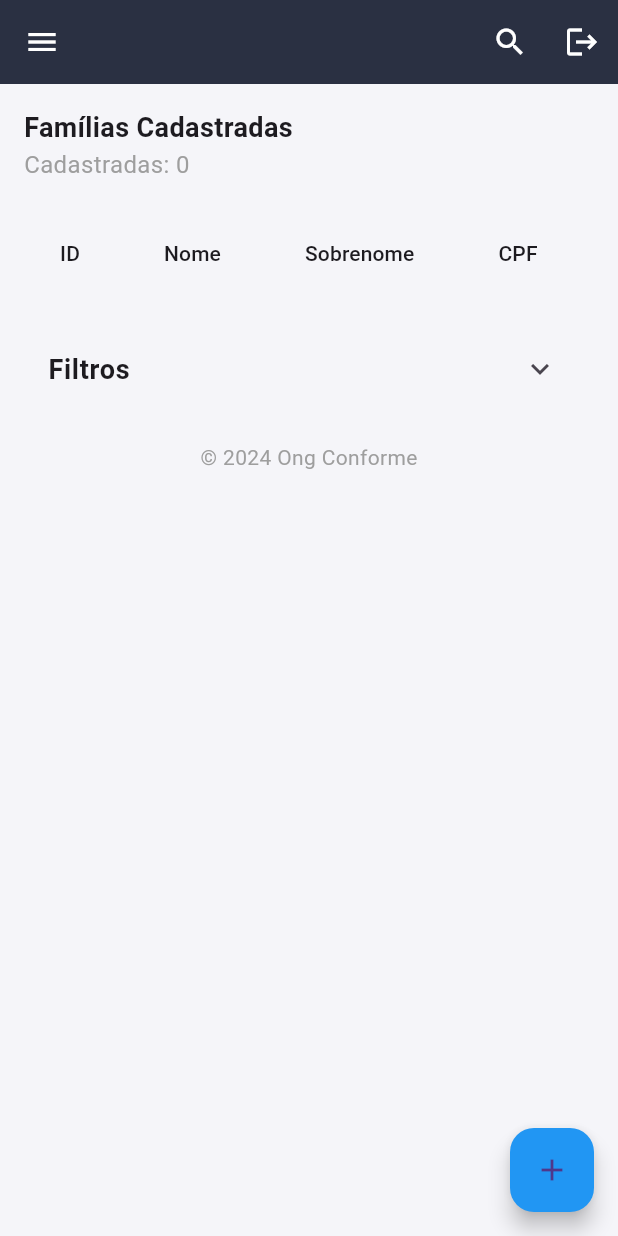
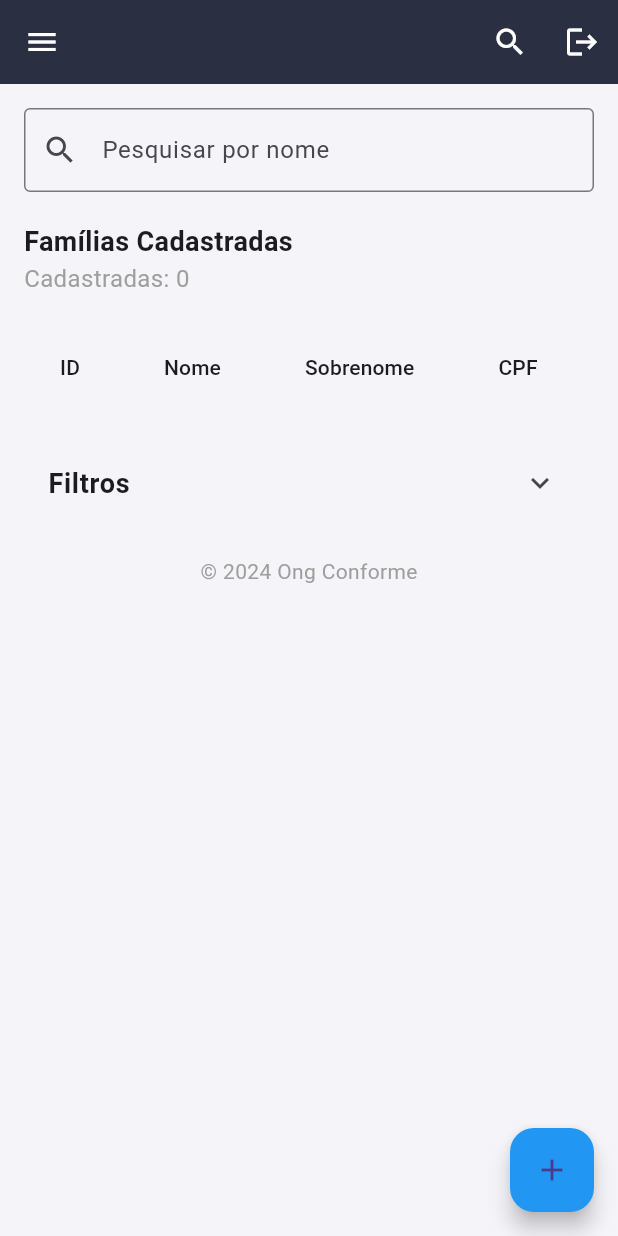
Before and after one commit to luizpassoss/Ong-mobile, a Flutter app: the FamiliesPage screen opened by its route, on a phone screen of 412 x 824 dp. Run offline on Flutter 3.47's test engine with Material 3 defaults, Android fonts, the phone set to English and light mode, and no system bars; our stand-ins replace fl_chart, shared_preferences; accounts and stored records are empty; network calls fail.

Commit message:
adicionado pesquisa nas familias

```diff
--- a/ongconforme/lib/familias.page.dart
+++ b/ongconforme/lib/familias.page.dart
@@ -198,8 +198,10 @@ class FamiliesPage extends StatefulWidget {
 }
 
 class _FamiliesPageState extends State<FamiliesPage> {
-  List<Family> _families = []; // Lista de famílias cadastradas
+  List<Family> _families = []; // Lista original de famílias
+  List<Family> _filteredFamilies = []; // Lista de famílias filtradas
   final bool _isFiltersExpanded = false;
+  String _searchQuery = ''; // Variável para armazenar o texto da pesquisa
   Map<String, bool> parentescoOptions = {
     'Todos': true,
     'Responsável': false,
@@ -233,6 +235,7 @@ class _FamiliesPageState extends State<FamiliesPage> {
         final List<dynamic> data = jsonDecode(response.body);
         setState(() {
           _families = data.map((json) => Family.fromJson(json)).toList();
+          _filteredFamilies = List.from(_families); // Inicializa a lista filtrada com todas as famílias
         });
       } else {
         throw Exception('Erro ao buscar famílias');
@@ -242,6 +245,7 @@ class _FamiliesPageState extends State<FamiliesPage> {
     }
   }
 
+  // Função para adicionar uma nova família
   Future<void> _adicionarFamilia(Family family) async {
     final prefs = await SharedPreferences.getInstance();
     final token = prefs.getString('tokenJWT');
@@ -259,9 +263,7 @@ class _FamiliesPageState extends State<FamiliesPage> {
       if (response.statusCode == 201) {
         _buscarFamilias(); // Atualiza a lista de famílias
       } else {
-        // Exibir detalhes do erro de resposta
-        print(
-            'Erro ao adicionar família: ${response.statusCode} - ${response.body}');
+        print('Erro ao adicionar família: ${response.statusCode} - ${response.body}');
         throw Exception('Erro ao adicionar família');
       }
     } catch (e) {
@@ -269,7 +271,7 @@ class _FamiliesPageState extends State<FamiliesPage> {
     }
   }
 
-  // Função para excluir uma família por ID
+  // Função para excluir uma família
   Future<void> _excluirFamilia(String id) async {
     final prefs = await SharedPreferences.getInstance();
     final token = prefs.getString('tokenJWT');
@@ -376,7 +378,27 @@ class _FamiliesPageState extends State<FamiliesPage> {
     );
   }
 
-  // Widget para a tabela de famílias
+  // Função para buscar famílias com base na pesquisa
+  Widget _buildSearchField() {
+    return TextField(
+      onChanged: (query) {
+        setState(() {
+          _searchQuery = query;
+          _filteredFamilies = _families.where((family) {
+            return family.respName.toLowerCase().contains(query.toLowerCase()) ||
+                   family.respSobrenome.toLowerCase().contains(query.toLowerCase());
+          }).toList();
+        });
+      },
+      decoration: InputDecoration(
+        labelText: 'Pesquisar por nome',
+        prefixIcon: Icon(Icons.search),
+        border: OutlineInputBorder(),
+      ),
+    );
+  }
+
+  // Widget para exibir a lista de famílias
   Widget _buildFamilyList() {
     return SingleChildScrollView(
       scrollDirection: Axis.horizontal,
@@ -389,7 +411,7 @@ class _FamiliesPageState extends State<FamiliesPage> {
           DataColumn(label: Text("Telefone")),
           DataColumn(label: Text("Email")),
         ],
-        rows: _families.map((family) {
+        rows: _filteredFamilies.map((family) {
           return DataRow(cells: [
             DataCell(Text(family.id.toString())),
             DataCell(Text(family.respName)),
@@ -464,17 +486,14 @@ class _FamiliesPageState extends State<FamiliesPage> {
                   selectedGender = value!;
                 });
               },
+              decoration: InputDecoration(labelText: 'Selecionar Gênero'),
             ),
-            Text('Idade', style: TextStyle(fontWeight: FontWeight.bold)),
             RangeSlider(
               values: ageRange,
               min: 0,
-              max: 120,
-              divisions: 12,
-              labels: RangeLabels(
-                '${ageRange.start.round()}',
-                '${ageRange.end.round()}',
-              ),
+              max: 100,
+              divisions: 100,
+              labels: RangeLabels(ageRange.start.round().toString(), ageRange.end.round().toString()),
               onChanged: (RangeValues values) {
                 setState(() {
                   ageRange = values;
@@ -497,6 +516,8 @@ class _FamiliesPageState extends State<FamiliesPage> {
         child: Column(
           crossAxisAlignment: CrossAxisAlignment.start,
           children: [
+            _buildSearchField(), // Campo de pesquisa
+            const SizedBox(height: 20),
             Row(
               mainAxisAlignment: MainAxisAlignment.spaceBetween,
               children: [
@@ -505,11 +526,10 @@ class _FamiliesPageState extends State<FamiliesPage> {
                   children: [
                     Text(
                       'Famílias Cadastradas',
-                      style:
-                          TextStyle(fontSize: 18, fontWeight: FontWeight.bold),
+                      style: TextStyle(fontSize: 18, fontWeight: FontWeight.bold),
                     ),
                     Text(
-                      'Cadastradas: ${_families.length}',
+                      'Cadastradas: ${_filteredFamilies.length}',
                       style: TextStyle(fontSize: 16, color: Colors.grey),
                     ),
                   ],
@@ -517,9 +537,9 @@ class _FamiliesPageState extends State<FamiliesPage> {
               ],
             ),
             const SizedBox(height: 20),
-            _buildFamilyList(),
+            _buildFamilyList(), // Exibe a lista filtrada
             const SizedBox(height: 20),
-            _buildFiltersSection(),
+            _buildFiltersSection(), // Seção de filtros
             const SizedBox(height: 20),
             Center(
               child: Text(
```
